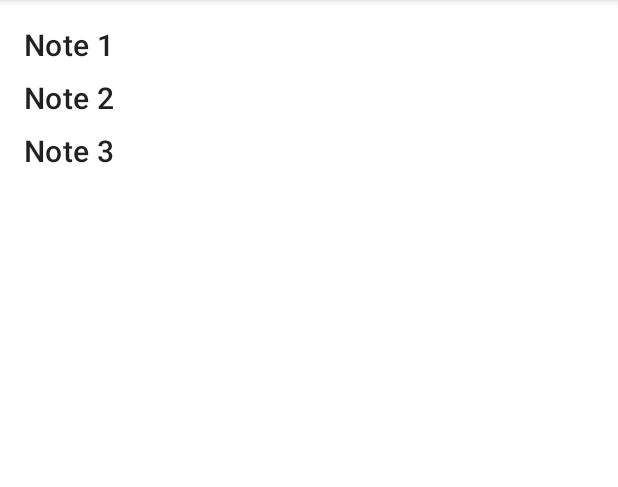
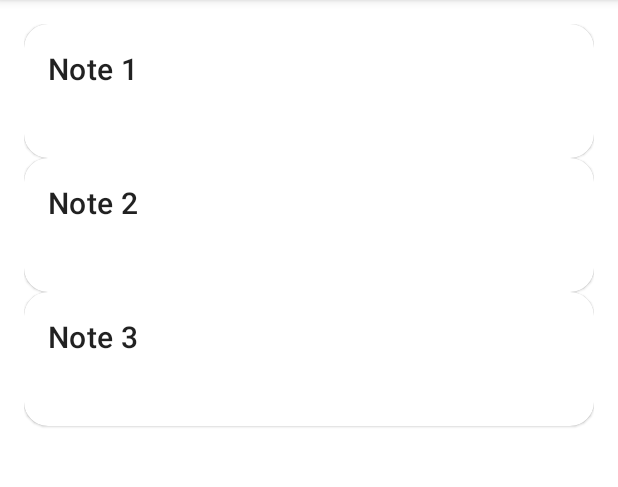
Before and after one commit to vkharapaev/gb-notes-hw8, an Android app: the screen it shows after launch (MainActivity), on a phone screen of 412 x 824 dp, the part 84-571 px from its top. Run offline under Robolectric (Android 15) with nearby library versions, the phone set to English and light mode, and no system bars.

Commit message:
Card for note is implemented

```diff
--- a/app/src/main/res/layout/note_row_item.xml
+++ b/app/src/main/res/layout/note_row_item.xml
@@ -1,14 +1,30 @@
 <?xml version="1.0" encoding="utf-8"?>
-<FrameLayout xmlns:android="http://schemas.android.com/apk/res/android"
+<com.google.android.material.card.MaterialCardView xmlns:android="http://schemas.android.com/apk/res/android"
+    xmlns:app="http://schemas.android.com/apk/res-auto"
+    xmlns:tools="http://schemas.android.com/tools"
     android:id="@+id/item_container"
     android:layout_width="match_parent"
-    android:layout_height="wrap_content"
-    android:layout_marginBottom="@dimen/view_margin">
+    android:layout_height="wrap_content">
 
-    <TextView
-        android:id="@+id/title"
+    <LinearLayout
         android:layout_width="match_parent"
         android:layout_height="wrap_content"
-        android:textAppearance="@style/TextAppearance.MaterialComponents.Headline6" />
+        android:orientation="vertical"
+        android:padding="@dimen/card_padding">
 
-</FrameLayout>
+        <TextView
+            android:id="@+id/title"
+            android:layout_width="match_parent"
+            android:layout_height="wrap_content"
+            android:layout_marginBottom="@dimen/view_margin"
+            android:textAppearance="@style/TextAppearance.MaterialComponents.Headline6"
+            tools:text="Test title" />
+
+        <TextView
+            android:id="@+id/description"
+            android:layout_width="match_parent"
+            android:layout_height="match_parent"
+            android:textAppearance="@style/TextAppearance.MaterialComponents.Body1"
+            tools:text="Test description text text text text text text text text text text text text" />
+    </LinearLayout>
+</com.google.android.material.card.MaterialCardView>
--- a/app/src/main/res/values-night/themes.xml
+++ b/app/src/main/res/values-night/themes.xml
@@ -1,6 +1,6 @@
 <resources xmlns:tools="http://schemas.android.com/tools">
     <!-- Base application theme. -->
-    <style name="Theme.Notes" parent="Theme.MaterialComponents.DayNight.DarkActionBar">
+    <style name="Theme.Notes" parent="Theme.Base">
         <!-- Primary brand color. -->
         <item name="colorPrimary">@color/purple_200</item>
         <item name="colorPrimaryVariant">@color/purple_700</item>
--- a/app/src/main/res/values/dimens.xml
+++ b/app/src/main/res/values/dimens.xml
@@ -1,6 +1,8 @@
 <?xml version="1.0" encoding="utf-8"?>
 <resources>
     <dimen name="screen_margin">16dp</dimen>
+    <dimen name="card_padding">16dp</dimen>
+    <dimen name="small_components_corner_radius">16dp</dimen>
     <dimen name="view_margin">8dp</dimen>
     <dimen name="nav_header_height">200dp</dimen>
     <dimen name="nav_header_dimen">42sp</dimen>
--- /dev/null
+++ b/app/src/main/res/values/styles.xml
@@ -0,0 +1,7 @@
+<?xml version="1.0" encoding="utf-8"?>
+<resources>
+    <style name="ShapeAppearance.SmallComponent" parent="ShapeAppearance.MaterialComponents.SmallComponent">
+        <item name="cornerFamily">rounded</item>
+        <item name="cornerSize">@dimen/small_components_corner_radius</item>
+    </style>
+</resources>
--- a/app/src/main/res/values/themes.xml
+++ b/app/src/main/res/values/themes.xml
@@ -1,6 +1,10 @@
 <resources xmlns:tools="http://schemas.android.com/tools">
+    <style name="Theme.Base" parent="Theme.MaterialComponents.DayNight.DarkActionBar">
+        <item name="shapeAppearanceMediumComponent">@style/ShapeAppearance.SmallComponent</item>
+    </style>
+
     <!-- Base application theme. -->
-    <style name="Theme.Notes" parent="Theme.MaterialComponents.DayNight.DarkActionBar">
+    <style name="Theme.Notes" parent="Theme.Base">
         <!-- Primary brand color. -->
         <item name="colorPrimary">@color/purple_500</item>
         <item name="colorPrimaryVariant">@color/purple_700</item>
```
